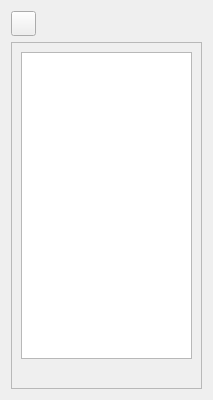
Qt form starter/FENGSim/Visual/VTKDockWidget.ui (OpenDigitalTwin-Dev/FENGSim) before a commit.
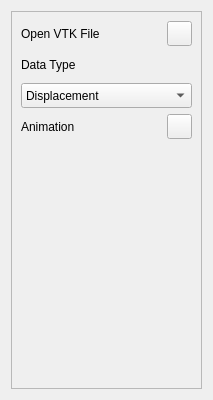
The same form after that commit. Icons and pictures are not drawn.

Diff of the .ui file:
```diff
--- a/starter/FENGSim/Visual/VTKDockWidget.ui
+++ b/starter/FENGSim/Visual/VTKDockWidget.ui
@@ -20,46 +20,6 @@
    <string>Form</string>
   </property>
   <layout class="QVBoxLayout" name="verticalLayout">
-   <item>
-    <layout class="QHBoxLayout" name="horizontalLayout">
-     <item>
-      <widget class="QPushButton" name="pushButton_2">
-       <property name="minimumSize">
-        <size>
-         <width>25</width>
-         <height>25</height>
-        </size>
-       </property>
-       <property name="maximumSize">
-        <size>
-         <width>25</width>
-         <height>25</height>
-        </size>
-       </property>
-       <property name="text">
-        <string/>
-       </property>
-       <property name="icon">
-        <iconset resource="../MainWindow.qrc">
-         <normaloff>:/main_wind/figure/main_wind/open.png</normaloff>:/main_wind/figure/main_wind/open.png</iconset>
-       </property>
-      </widget>
-     </item>
-     <item>
-      <spacer name="horizontalSpacer">
-       <property name="orientation">
-        <enum>Qt::Horizontal</enum>
-       </property>
-       <property name="sizeHint" stdset="0">
-        <size>
-         <width>40</width>
-         <height>20</height>
-        </size>
-       </property>
-      </spacer>
-     </item>
-    </layout>
-   </item>
    <item>
     <widget class="QFrame" name="frame">
      <property name="frameShape">
@@ -70,34 +30,168 @@
      </property>
      <layout class="QVBoxLayout" name="verticalLayout_2">
       <item>
-       <widget class="QTableWidget" name="tableWidget">
+       <layout class="QHBoxLayout" name="horizontalLayout">
+        <item>
+         <widget class="QLabel" name="label">
+          <property name="font">
+           <font>
+            <pointsize>9</pointsize>
+           </font>
+          </property>
+          <property name="text">
+           <string>Open VTK File</string>
+          </property>
+         </widget>
+        </item>
+        <item>
+         <spacer name="horizontalSpacer">
+          <property name="orientation">
+           <enum>Qt::Horizontal</enum>
+          </property>
+          <property name="sizeHint" stdset="0">
+           <size>
+            <width>40</width>
+            <height>20</height>
+           </size>
+          </property>
+         </spacer>
+        </item>
+        <item>
+         <widget class="QPushButton" name="pushButton_2">
+          <property name="minimumSize">
+           <size>
+            <width>25</width>
+            <height>25</height>
+           </size>
+          </property>
+          <property name="maximumSize">
+           <size>
+            <width>25</width>
+            <height>25</height>
+           </size>
+          </property>
+          <property name="text">
+           <string/>
+          </property>
+          <property name="icon">
+           <iconset resource="../MainWindow.qrc">
+            <normaloff>:/main_wind/figure/main_wind/open.png</normaloff>:/main_wind/figure/main_wind/open.png</iconset>
+          </property>
+         </widget>
+        </item>
+       </layout>
+      </item>
+      <item>
+       <layout class="QHBoxLayout" name="horizontalLayout_2">
+        <item>
+         <widget class="QLabel" name="label_2">
+          <property name="minimumSize">
+           <size>
+            <width>0</width>
+            <height>25</height>
+           </size>
+          </property>
+          <property name="font">
+           <font>
+            <pointsize>9</pointsize>
+           </font>
+          </property>
+          <property name="text">
+           <string>Data Type </string>
+          </property>
+         </widget>
+        </item>
+       </layout>
+      </item>
+      <item>
+       <widget class="QComboBox" name="comboBox">
         <property name="minimumSize">
          <size>
-          <width>0</width>
-          <height>250</height>
+          <width>80</width>
+          <height>25</height>
          </size>
         </property>
-        <attribute name="horizontalHeaderVisible">
-         <bool>false</bool>
-        </attribute>
-        <attribute name="horizontalHeaderHighlightSections">
-         <bool>false</bool>
-        </attribute>
-        <attribute name="verticalHeaderVisible">
-         <bool>false</bool>
-        </attribute>
-        <attribute name="verticalHeaderHighlightSections">
-         <bool>false</bool>
-        </attribute>
+        <property name="font">
+         <font>
+          <pointsize>9</pointsize>
+         </font>
+        </property>
+        <item>
+         <property name="text">
+          <string>Displacement</string>
+         </property>
+        </item>
+        <item>
+         <property name="text">
+          <string>Strain</string>
+         </property>
+        </item>
+        <item>
+         <property name="text">
+          <string>Stress</string>
+         </property>
+        </item>
        </widget>
       </item>
+      <item>
+       <layout class="QHBoxLayout" name="horizontalLayout_3">
+        <item>
+         <widget class="QLabel" name="label_3">
+          <property name="font">
+           <font>
+            <pointsize>9</pointsize>
+           </font>
+          </property>
+          <property name="text">
+           <string>Animation</string>
+          </property>
+         </widget>
+        </item>
+        <item>
+         <spacer name="horizontalSpacer_2">
+          <property name="orientation">
+           <enum>Qt::Horizontal</enum>
+          </property>
+          <property name="sizeHint" stdset="0">
+           <size>
+            <width>40</width>
+            <height>20</height>
+           </size>
+          </property>
+         </spacer>
+        </item>
+        <item>
+         <widget class="QPushButton" name="pushButton">
+          <property name="minimumSize">
+           <size>
+            <width>25</width>
+            <height>25</height>
+           </size>
+          </property>
+          <property name="maximumSize">
+           <size>
+            <width>25</width>
+            <height>25</height>
+           </size>
+          </property>
+          <property name="text">
+           <string/>
+          </property>
+          <property name="icon">
+           <iconset resource="../CADWindow.qrc">
+            <normaloff>:/cad_wind/figure/cad_wind/ok.png</normaloff>:/cad_wind/figure/cad_wind/ok.png</iconset>
+          </property>
+         </widget>
+        </item>
+       </layout>
+      </item>
       <item>
        <spacer name="verticalSpacer">
         <property name="orientation">
          <enum>Qt::Vertical</enum>
         </property>
         <property name="sizeType">
-         <enum>QSizePolicy::Fixed</enum>
+         <enum>QSizePolicy::Expanding</enum>
         </property>
         <property name="sizeHint" stdset="0">
          <size>
```
Left out of the diff: 1 changed line with no effect on the pictures.
